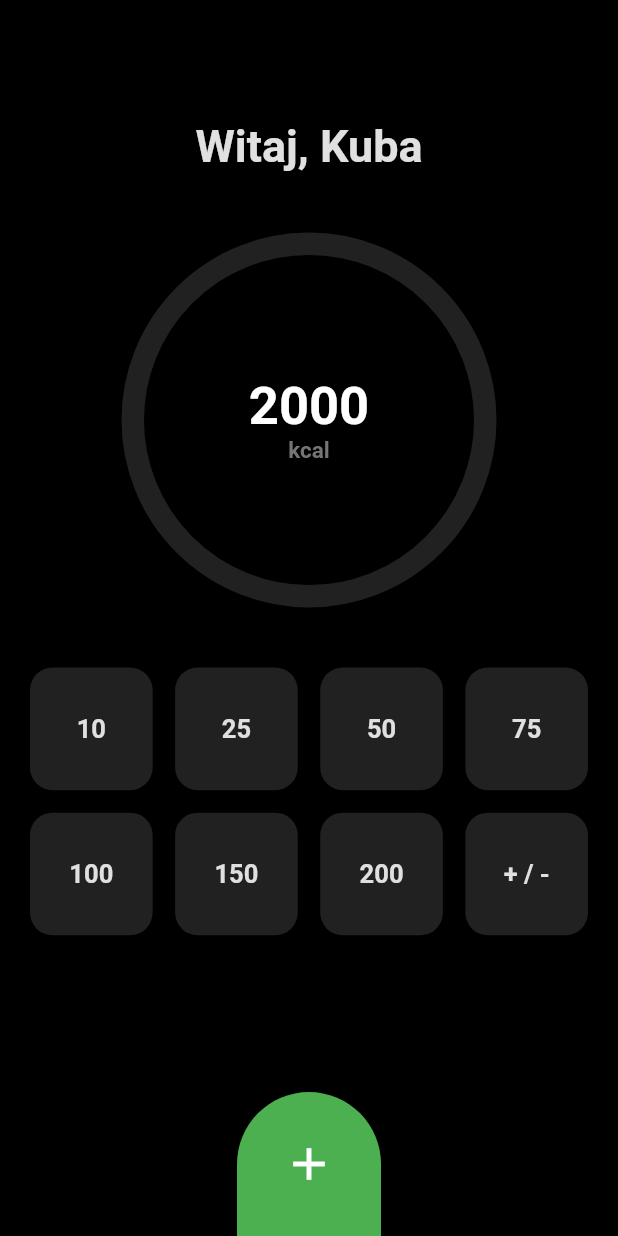
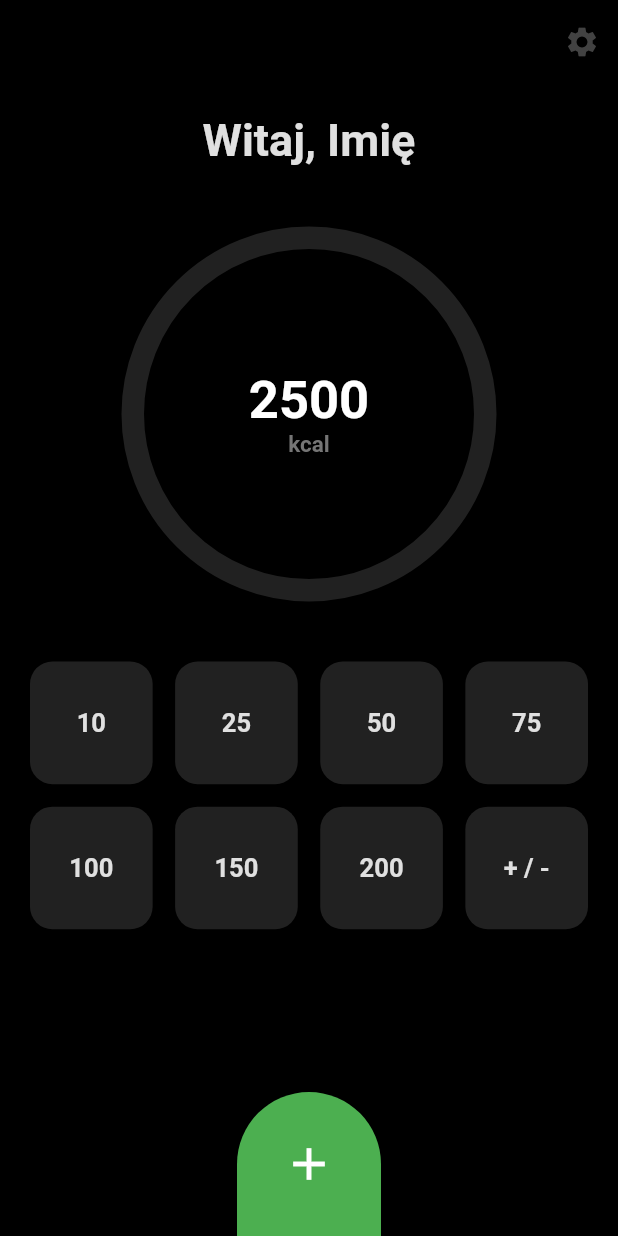
Before and after one commit to jakubjaran/caloriec, a Flutter app: the screen it shows after launch, on a phone screen of 412 x 824 dp. Run offline on Flutter 3.47's test engine with Material 2 defaults, Android fonts, the light colour scheme and no system bars; drawn by our look-alikes of percent_indicator.

Commit message:
Home and settings screen

```diff
--- a/lib/main.dart
+++ b/lib/main.dart
@@ -1,5 +1,9 @@
+import 'package:caloriec/providers/calories_provider.dart';
+import 'package:caloriec/providers/settings_provider.dart';
+import 'package:caloriec/screens/home_screen.dart';
+import 'package:caloriec/screens/settings_screen.dart';
 import 'package:flutter/material.dart';
-import 'package:percent_indicator/circular_percent_indicator.dart';
+import 'package:provider/provider.dart';
 
 void main() {
   runApp(const MyApp());
@@ -9,8 +13,17 @@ class MyApp extends StatelessWidget {
   const MyApp({Key? key}) : super(key: key);
   @override
   Widget build(BuildContext context) {
-    return MaterialApp(
-      title: 'CalorieC',
+    return MultiProvider(
+      providers: [
+        ChangeNotifierProvider<SettingsProvider>(
+          create: (_) => SettingsProvider(),
+        ),
+        ChangeNotifierProvider<CaloriesProvider>(
+          create: (_) => CaloriesProvider(),
+        ),
+      ],
+      child: MaterialApp(
+        title: 'caloriec',
         theme: ThemeData(
           brightness: Brightness.dark,
           colorScheme: ColorScheme(
@@ -29,173 +42,10 @@ class MyApp extends StatelessWidget {
             secondaryVariant: Colors.greenAccent,
           ),
         ),
-      home: const MyHomePage(),
-    );
-  }
-}
-
-class MyHomePage extends StatefulWidget {
-  const MyHomePage({Key? key}) : super(key: key);
-
-  @override
-  State<MyHomePage> createState() => _MyHomePageState();
-}
-
-class _MyHomePageState extends State<MyHomePage> {
-  bool _isAdding = true;
-
-  int _counterValue = 0;
-
-  final int _maxCalories = 2000;
-
-  void toggleAdding(_) {
-    setState(() {
-      _isAdding = !_isAdding;
-    });
-  }
-
-  void addCalories(int val) {
-    setState(() {
-      _isAdding ? _counterValue += val : _counterValue -= val;
-      _counterValue < 0 ? _counterValue = 0 : null;
-    });
-  }
-
-  @override
-  Widget build(BuildContext context) {
-    final double counterPercent = _counterValue / _maxCalories;
-
-    return Scaffold(
-      backgroundColor: Theme.of(context).colorScheme.background,
-      body: Padding(
-        padding: const EdgeInsets.only(top: 80),
-        child: Center(
-          child: Column(
-            children: [
-              Text(
-                'Witaj, Kuba',
-                style: TextStyle(
-                  fontSize: 30,
-                  fontWeight: FontWeight.bold,
-                  color: Colors.grey[300],
-                ),
-              ),
-              const SizedBox(
-                height: 40,
-              ),
-              CircularPercentIndicator(
-                animation: true,
-                animationDuration: 400,
-                animateFromLastPercent: true,
-                radius: 250,
-                lineWidth: 15,
-                percent: counterPercent >= 0 && counterPercent <= 1
-                    ? counterPercent
-                    : 1,
-                progressColor:
-                    _counterValue <= _maxCalories ? Colors.green : Colors.red,
-                backgroundColor: Colors.grey[900]!,
-                center: Column(
-                  mainAxisAlignment: MainAxisAlignment.center,
-                  children: [
-                    Text(
-                      '${_maxCalories - _counterValue}',
-                      style: const TextStyle(
-                        fontSize: 35,
-                        fontWeight: FontWeight.bold,
-                      ),
-                    ),
-                    Text(
-                      'kcal',
-                      style: TextStyle(
-                        fontSize: 15,
-                        fontWeight: FontWeight.bold,
-                        color: Colors.grey[600],
-                      ),
-                    ),
-                  ],
-                ),
-              ),
-              const SizedBox(
-                height: 40,
-              ),
-              Container(
-                height: 300,
-                padding: const EdgeInsets.symmetric(horizontal: 20),
-                child: GridView(
-                  gridDelegate: const SliverGridDelegateWithFixedCrossAxisCount(
-                    crossAxisCount: 4,
-                    crossAxisSpacing: 15,
-                    mainAxisSpacing: 15,
-                  ),
-                  children: [
-                    QuickButton(10, _isAdding, addCalories),
-                    QuickButton(25, _isAdding, addCalories),
-                    QuickButton(50, _isAdding, addCalories),
-                    QuickButton(75, _isAdding, addCalories),
-                    QuickButton(100, _isAdding, addCalories),
-                    QuickButton(150, _isAdding, addCalories),
-                    QuickButton(200, _isAdding, addCalories),
-                    QuickButton(
-                      0,
-                      _isAdding,
-                      toggleAdding,
-                    ),
-                  ],
-                ),
-              )
-            ],
-          ),
-        ),
-      ),
-      floatingActionButton: FloatingActionButton.large(
-        shape: const RoundedRectangleBorder(
-          borderRadius: BorderRadius.only(
-            topLeft: Radius.circular(200),
-            topRight: Radius.circular(200),
-          ),
-        ),
-        onPressed: () {},
-        child: const Icon(Icons.add),
-      ),
-      floatingActionButtonLocation: FloatingActionButtonLocation.centerDocked,
-    );
-  }
-}
-
-class QuickButton extends StatelessWidget {
-  final int value;
-  final bool isAdding;
-  final Function callback;
-
-  const QuickButton(this.value, this.isAdding, this.callback, {Key? key})
-      : super(key: key);
-
-  @override
-  Widget build(BuildContext context) {
-    return ElevatedButton(
-      onPressed: () => callback(value),
-      style: ButtonStyle(
-        backgroundColor: MaterialStateProperty.all(
-          Theme.of(context).colorScheme.surface,
-        ),
-        shape: MaterialStateProperty.all<RoundedRectangleBorder>(
-          RoundedRectangleBorder(
-            borderRadius: BorderRadius.circular(15.0),
-          ),
-        ),
-        overlayColor: MaterialStateProperty.all(
-          Theme.of(context).colorScheme.primary,
-        ),
-      ),
-      child: Text(
-        value == 0
-            ? '+ / -'
-            : isAdding
-                ? '$value'
-                : '-$value',
-        style: TextStyle(
-            fontSize: 17, fontWeight: FontWeight.bold, color: Colors.grey[300]),
+        routes: {
+          HomeScreen.route: (_) => const HomeScreen(),
+          SettingsScreen.route: (_) => const SettingsScreen(),
+        },
       ),
     );
   }
--- /dev/null
+++ b/lib/providers/calories_provider.dart
@@ -0,0 +1,22 @@
+import 'package:flutter/material.dart';
+
+class CaloriesProvider with ChangeNotifier {
+  int _caloriesValue = 0;
+  int get caloriesValue => _caloriesValue;
+
+  List<int> _quickValues = [10, 25, 50, 75, 100, 150, 200];
+  List<int> get quickValues => _quickValues;
+
+  void updateCalories(int value) {
+    _caloriesValue += value;
+    if (_caloriesValue < 0) {
+      _caloriesValue = 0;
+    }
+    notifyListeners();
+  }
+
+  void toggleQuickValues() {
+    _quickValues = _quickValues.map((val) => val * -1).toList();
+    notifyListeners();
+  }
+}
--- /dev/null
+++ b/lib/providers/settings_provider.dart
@@ -0,0 +1,15 @@
+import 'package:flutter/material.dart';
+
+class SettingsProvider with ChangeNotifier {
+  String _username = 'Imię';
+  String get username => _username;
+
+  int _maxCalories = 2500;
+  int get maxCalories => _maxCalories;
+
+  void updateSettings(String username, int maxCalories) {
+    _username = username;
+    _maxCalories = maxCalories;
+    notifyListeners();
+  }
+}
--- /dev/null
+++ b/lib/screens/home_screen.dart
@@ -0,0 +1,136 @@
+import 'package:caloriec/providers/calories_provider.dart';
+import 'package:caloriec/providers/settings_provider.dart';
+import 'package:caloriec/screens/settings_screen.dart';
+import 'package:caloriec/widgets/quick_button.dart';
+import 'package:flutter/material.dart';
+import 'package:percent_indicator/percent_indicator.dart';
+import 'package:provider/provider.dart';
+
+class HomeScreen extends StatefulWidget {
+  static const String route = '/';
+
+  const HomeScreen({Key? key}) : super(key: key);
+
+  @override
+  _HomeScreenState createState() => _HomeScreenState();
+}
+
+class _HomeScreenState extends State<HomeScreen> {
+  @override
+  Widget build(BuildContext context) {
+    return Scaffold(
+      backgroundColor: Theme.of(context).colorScheme.background,
+      appBar: AppBar(
+        elevation: 0,
+        backgroundColor: Theme.of(context).colorScheme.background,
+        actions: [
+          IconButton(
+            onPressed: () {
+              Navigator.of(context).pushNamed(SettingsScreen.route);
+            },
+            icon: Icon(
+              Icons.settings,
+              color: Colors.grey[800],
+            ),
+          ),
+        ],
+      ),
+      body: Padding(
+        padding: const EdgeInsets.only(top: 20),
+        child: Center(
+          child: Consumer<SettingsProvider>(builder: (_, settings, ch) {
+            final _maxCalories = settings.maxCalories;
+            final _username = settings.username;
+            return Column(
+              children: [
+                Text(
+                  'Witaj, $_username',
+                  style: TextStyle(
+                    fontSize: 30,
+                    fontWeight: FontWeight.bold,
+                    color: Colors.grey[300],
+                  ),
+                ),
+                const SizedBox(
+                  height: 40,
+                ),
+                Consumer<CaloriesProvider>(
+                  builder: (_, data, ch) {
+                    final double counterPercent =
+                        data.caloriesValue / _maxCalories;
+                    return CircularPercentIndicator(
+                      animation: true,
+                      animationDuration: 400,
+                      animateFromLastPercent: true,
+                      radius: 250,
+                      lineWidth: 15,
+                      percent: counterPercent >= 0 && counterPercent <= 1
+                          ? counterPercent
+                          : 1,
+                      progressColor: data.caloriesValue <= _maxCalories
+                          ? Colors.green
+                          : Colors.red,
+                      backgroundColor: Colors.grey[900]!,
+                      center: Column(
+                        mainAxisAlignment: MainAxisAlignment.center,
+                        children: [
+                          Text(
+                            '${_maxCalories - data.caloriesValue}',
+                            style: const TextStyle(
+                              fontSize: 35,
+                              fontWeight: FontWeight.bold,
+                            ),
+                          ),
+                          Text(
+                            'kcal',
+                            style: TextStyle(
+                              fontSize: 15,
+                              fontWeight: FontWeight.bold,
+                              color: Colors.grey[600],
+                            ),
+                          ),
+                        ],
+                      ),
+                    );
+                  },
+                ),
+                const SizedBox(
+                  height: 40,
+                ),
+                Container(
+                  height: 300,
+                  padding: const EdgeInsets.symmetric(horizontal: 20),
+                  child: Consumer<CaloriesProvider>(builder: (_, data, ch) {
+                    return GridView(
+                      gridDelegate:
+                          const SliverGridDelegateWithFixedCrossAxisCount(
+                        crossAxisCount: 4,
+                        crossAxisSpacing: 15,
+                        mainAxisSpacing: 15,
+                      ),
+                      children: [
+                        for (int val in data.quickValues) QuickButton(val),
+                        const QuickButton(0),
+                      ],
+                    );
+                  }),
+                )
+              ],
+            );
+          }),
+        ),
+      ),
+      floatingActionButton: FloatingActionButton.large(
+        shape: const RoundedRectangleBorder(
+          borderRadius: BorderRadius.only(
+            topLeft: Radius.circular(200),
+            topRight: Radius.circular(200),
+          ),
+        ),
+        onPressed: () {},
+        child: const Icon(Icons.add),
+      ),
+      floatingActionButtonLocation: FloatingActionButtonLocation.centerDocked,
+    );
+  }
+}
--- /dev/null
+++ b/lib/widgets/quick_button.dart
@@ -0,0 +1,37 @@
+import 'package:caloriec/providers/calories_provider.dart';
+import 'package:flutter/material.dart';
+import 'package:provider/provider.dart';
+
+class QuickButton extends StatelessWidget {
+  final int value;
+
+  const QuickButton(this.value, {Key? key}) : super(key: key);
+
+  @override
+  Widget build(BuildContext context) {
+    return ElevatedButton(
+      onPressed: () {
+        final cp = context.read<CaloriesProvider>();
+        value == 0 ? cp.toggleQuickValues() : cp.updateCalories(value);
+      },
+      style: ButtonStyle(
+        backgroundColor: MaterialStateProperty.all(
+          Theme.of(context).colorScheme.surface,
+        ),
+        shape: MaterialStateProperty.all<RoundedRectangleBorder>(
+          RoundedRectangleBorder(
+            borderRadius: BorderRadius.circular(15.0),
+          ),
+        ),
+        overlayColor: MaterialStateProperty.all(
+          Theme.of(context).colorScheme.primary,
+        ),
+      ),
+      child: Text(
+        value == 0 ? '+ / -' : '$value',
+        style: TextStyle(
+            fontSize: 17, fontWeight: FontWeight.bold, color: Colors.grey[300]),
+      ),
+    );
+  }
+}
--- a/pubspec.yaml
+++ b/pubspec.yaml
@@ -35,6 +35,7 @@ dependencies:
   # Use with the CupertinoIcons class for iOS style icons.
   cupertino_icons: ^1.0.2
   percent_indicator: ^3.4.0
+  provider: ^6.0.1
 
 dev_dependencies:
   flutter_test:
```
Also changed, not shown: lib/screens/settings_screen.dart (added, +75 -0 lines), pubspec.lock. Lines whose indentation alone changed are shown as unchanged.
